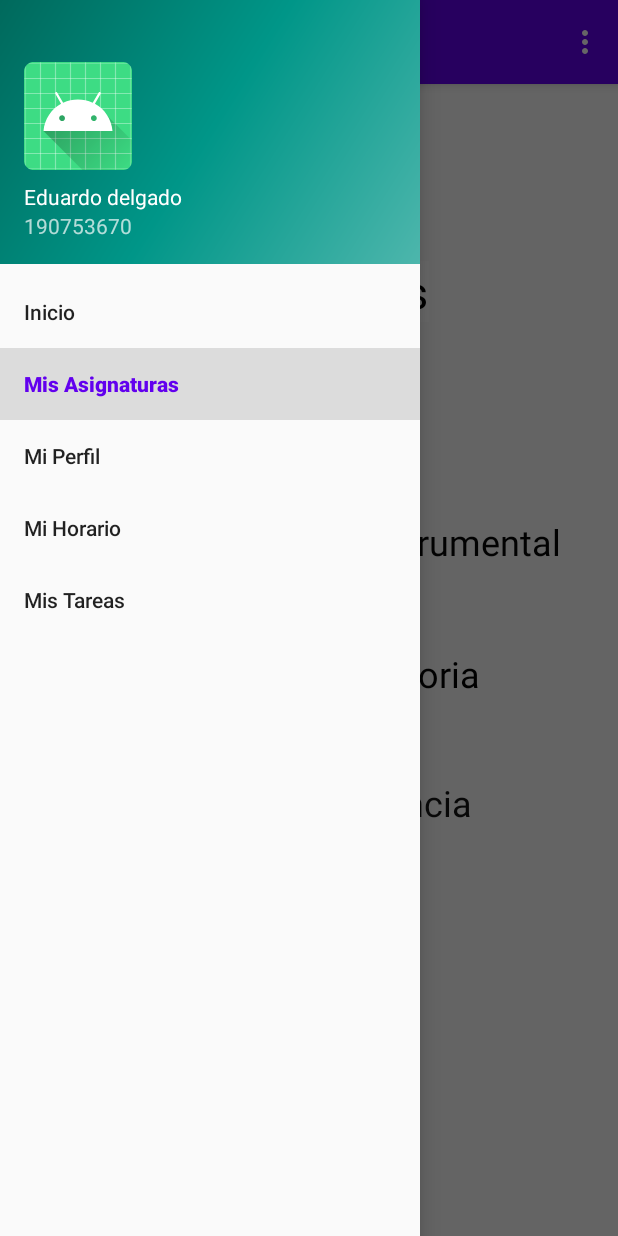
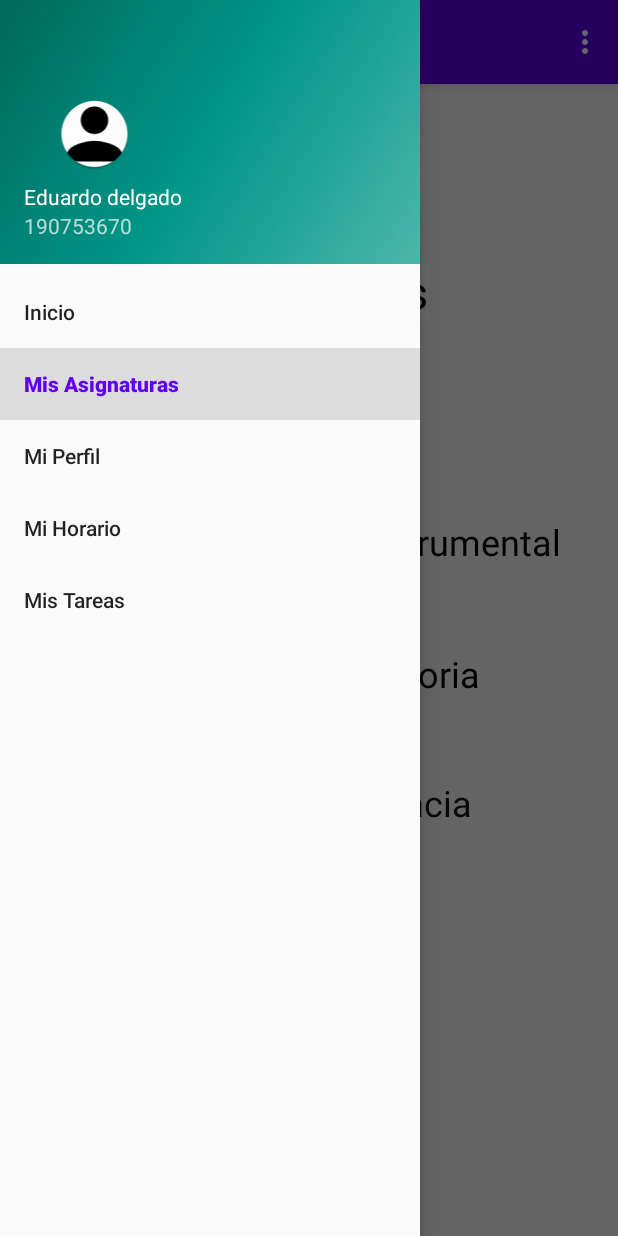
Before and after one commit to eduardotwk/EducaTech, an Android app: the Main2Activity screen opened directly, with no data from a screen before it, with the side drawer open, on a phone screen of 412 x 824 dp. Run offline under Robolectric (Android 15) with nearby library versions, the phone set to English and light mode, and no system bars; our stand-ins replace navigation-ui.

Commit message:
icono user

```diff
--- a/app/src/main/java/com/example/navegacion/MainActivity.java
+++ b/app/src/main/java/com/example/navegacion/MainActivity.java
@@ -8,6 +8,7 @@ import android.view.MenuItem;
 import android.view.View;
 import android.view.Menu;
 import android.widget.ArrayAdapter;
+import android.widget.EditText;
 import android.widget.Spinner;
 
 import com.google.android.material.floatingactionbutton.FloatingActionButton;
@@ -26,9 +27,6 @@ public class MainActivity<Public> extends AppCompatActivity {
 
     private AppBarConfiguration mAppBarConfiguration;
     private SharedPreferences prefs;
-
-
-
 
     @Override
     protected void onCreate(Bundle savedInstanceState) {
--- a/app/src/main/res/layout/nav_header_main.xml
+++ b/app/src/main/res/layout/nav_header_main.xml
@@ -14,11 +14,11 @@
 
     <ImageView
         android:id="@+id/imageView"
-        android:layout_width="wrap_content"
+        android:layout_width="94dp"
         android:layout_height="wrap_content"
         android:contentDescription="@string/nav_header_desc"
         android:paddingTop="@dimen/nav_header_vertical_spacing"
-        app:srcCompat="@mipmap/ic_launcher_round" />
+        app:srcCompat="@mipmap/ic_launcher_user1" />
 
     <TextView
         android:layout_width="match_parent"
@@ -28,7 +28,6 @@
         android:textAppearance="@style/TextAppearance.AppCompat.Body1" />
 
     <TextView
-        android:id="@+id/textView"
         android:layout_width="wrap_content"
         android:layout_height="wrap_content"
         android:text="15.632.775-5" />
--- a/app/src/main/res/layout/nav_header_main2.xml
+++ b/app/src/main/res/layout/nav_header_main2.xml
@@ -14,11 +14,11 @@
 
     <ImageView
         android:id="@+id/imageView"
-        android:layout_width="wrap_content"
+        android:layout_width="94dp"
         android:layout_height="wrap_content"
         android:contentDescription="@string/nav_header_desc"
         android:paddingTop="@dimen/nav_header_vertical_spacing"
-        app:srcCompat="@mipmap/ic_launcher_round" />
+        app:srcCompat="@mipmap/ic_launcher_user1" />
 
     <TextView
         android:layout_width="match_parent"
@@ -28,7 +28,7 @@
         android:textAppearance="@style/TextAppearance.AppCompat.Body1" />
 
     <TextView
-        android:id="@+id/textView"
+        android:id="@+id/eRut"
         android:layout_width="wrap_content"
         android:layout_height="wrap_content"
         android:text="190753670" />
```
Also changed, not shown: app/src/main/res/drawable/ic_account_circle_black_24dp.xml (added, +9 -0 lines), app/src/main/res/mipmap-hdpi/ic_launcher_user.png (added), app/src/main/res/mipmap-hdpi/ic_launcher_user1.png (added), app/src/main/res/mipmap-mdpi/ic_launcher_user.png (added), app/src/main/res/mipmap-mdpi/ic_launcher_user1.png (added), app/src/main/res/mipmap-xhdpi/ic_launcher_user.png (added), app/src/main/res/mipmap-xhdpi/ic_launcher_user1.png (added), app/src/main/res/mipmap-xxhdpi/ic_launcher_user.png (added), app/src/main/res/mipmap-xxhdpi/ic_launcher_user1.png (added), app/src/main/res/mipmap-xxxhdpi/ic_launcher_user.png (added), app/src/main/res/mipmap-xxxhdpi/ic_launcher_user1.png (added).
